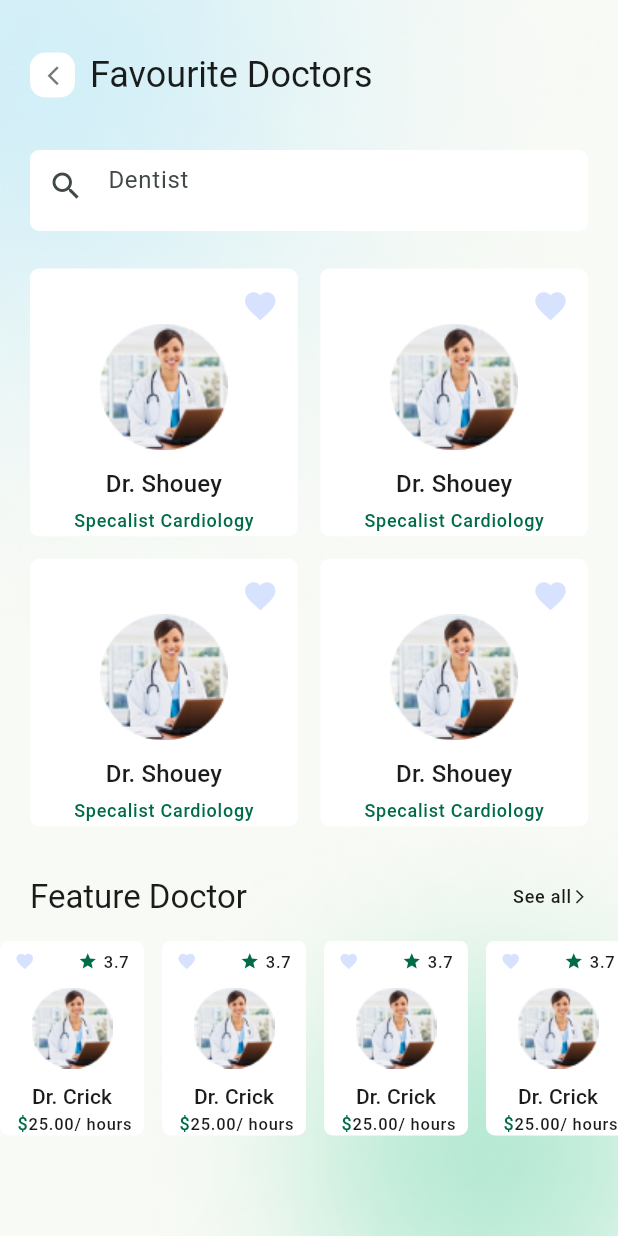
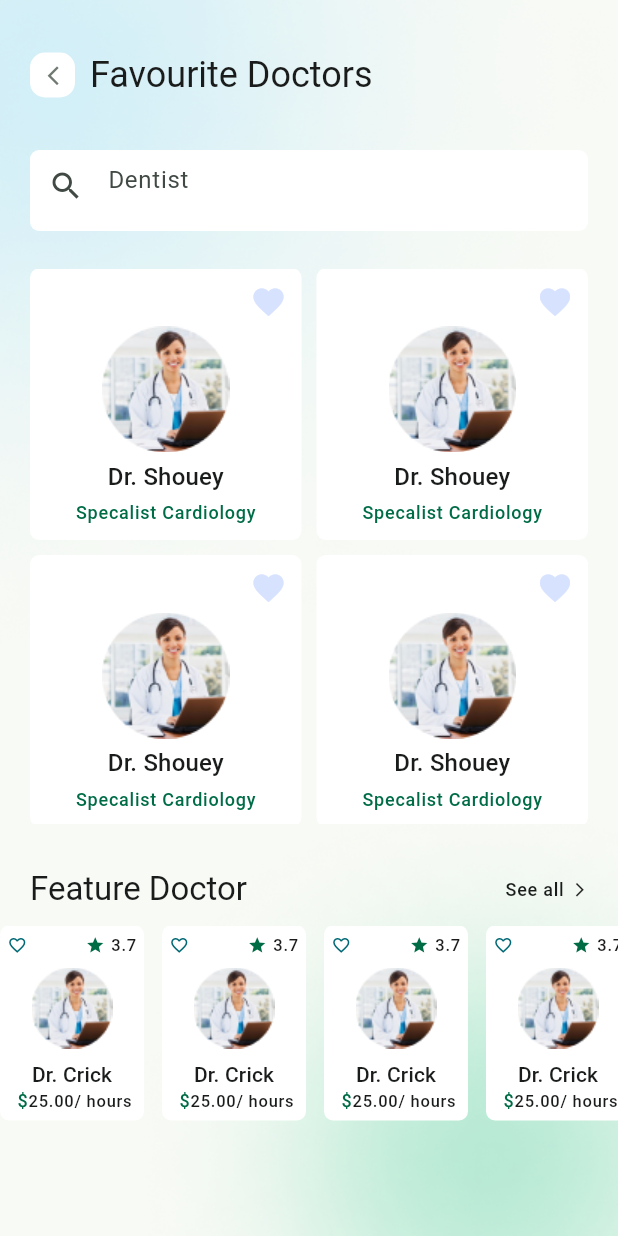
Before and after one commit to majidfathi69/DoctorHunt, a Flutter app: the FavouriteDoctorView screen opened by its route, on a phone screen of 412 x 824 dp. Run offline on Flutter 3.47's test engine with Material 2 defaults, Android fonts, the phone set to English and light mode, and no system bars; our stand-ins replace get.

```diff
--- a/lib/app/modules/favourite_doctor/views/favourite_doctor_view.dart
+++ b/lib/app/modules/favourite_doctor/views/favourite_doctor_view.dart
@@ -2,6 +2,7 @@ import 'package:doctor_hunt/app/widgets/appbar_widget.dart';
 import 'package:flutter/material.dart';
 import 'package:get/get.dart';
 
+import '../../../widgets/headline_widget.dart';
 import '../../../widgets/search_text_field.dart';
 import '../controllers/favourite_doctor_controller.dart';
 
@@ -25,16 +26,16 @@ class FavouriteDoctorView extends GetView<FavouriteDoctorController> {
             ),
             SizedBox(height: 25),
             SizedBox(
-              height: 375,
+              height: 370,
               child: Padding(
                 padding: EdgeInsets.symmetric(horizontal: 20),
-                child: FavouritsDoctors(),
+                child: FavouriteDoctorsWidget(),
               ),
             ),
             SizedBox(height: 30),
             SizedBox(
-              height: 173,
-              child: FeatureDoctors(),
+              height: 168,
+              child: FeatureDoctorsWidget(),
             )
           ],
         ),
@@ -43,8 +44,8 @@ class FavouriteDoctorView extends GetView<FavouriteDoctorController> {
   }
 }
 
-class FeatureDoctors extends StatelessWidget {
-  const FeatureDoctors({
+class FeatureDoctorsWidget extends StatelessWidget {
+  const FeatureDoctorsWidget({
     super.key,
   });
   // TODO: implement build
@@ -54,40 +55,19 @@ class FeatureDoctors extends StatelessWidget {
     return Column(
       mainAxisAlignment: MainAxisAlignment.start,
       children: [
-        Padding(
-          padding: const EdgeInsets.symmetric(horizontal: 20),
-          child: Row(
-            mainAxisAlignment: MainAxisAlignment.spaceBetween,
-            crossAxisAlignment: CrossAxisAlignment.center,
-            children: [
-              Text(
-                'Feature Doctor',
-                style: Theme.of(context).textTheme.titleLarge,
-              ),
-              Row(
-                children: [
-                  Text(
-                    'See all',
-                    style: Theme.of(context).textTheme.labelMedium,
-                  ),
-                  const Icon(
-                    Icons.arrow_forward_ios,
-                    size: 11,
-                  ),
-                ],
-              )
-            ],
-          ),
+        const Padding(
+          padding: EdgeInsets.symmetric(horizontal: 20),
+          child: HeadlineWidget('Feature Doctor'),
         ),
         const SizedBox(
-          height: 15,
+          height: 10,
         ),
         Expanded(
           child: ListView.builder(
             itemCount: 7,
             scrollDirection: Axis.horizontal,
             itemBuilder: (context, index) {
-              return const FeatureDoctor();
+              return const FeatureDoctorWidget();
             },
           ),
         )
@@ -96,8 +76,8 @@ class FeatureDoctors extends StatelessWidget {
   }
 }
 
-class FeatureDoctor extends StatelessWidget {
-  const FeatureDoctor({
+class FeatureDoctorWidget extends StatelessWidget {
+  const FeatureDoctorWidget({
     super.key,
   });
 
@@ -108,6 +88,7 @@ class FeatureDoctor extends StatelessWidget {
       child: Container(
         height: 130,
         width: 96,
+        padding: const EdgeInsets.all(5),
         decoration: BoxDecoration(
           borderRadius: BorderRadius.circular(6),
           color: Theme.of(context).colorScheme.onPrimary,
@@ -116,15 +97,13 @@ class FeatureDoctor extends StatelessWidget {
           mainAxisAlignment: MainAxisAlignment.spaceBetween,
           crossAxisAlignment: CrossAxisAlignment.center,
           children: [
-            Padding(
-              padding: const EdgeInsets.fromLTRB(10, 6, 10, 8),
-              child: Row(
+            Row(
               mainAxisAlignment: MainAxisAlignment.spaceBetween,
               crossAxisAlignment: CrossAxisAlignment.center,
               children: [
                 Icon(
-                    Icons.favorite,
-                    color: Theme.of(context).colorScheme.tertiaryContainer,
+                  Icons.favorite_outline,
+                  color: Theme.of(context).colorScheme.secondary,
                   size: 13,
                 ),
                 Row(
@@ -145,11 +124,7 @@ class FeatureDoctor extends StatelessWidget {
                 ),
               ],
             ),
-            ),
             Image.asset('lib/assets/image/Ellipse 142.png'),
-            const SizedBox(
-              height: 6,
-            ),
             Column(
               mainAxisAlignment: MainAxisAlignment.start,
               crossAxisAlignment: CrossAxisAlignment.center,
@@ -184,22 +159,21 @@ class FeatureDoctor extends StatelessWidget {
   }
 }
 
-class FavouritsDoctors extends StatelessWidget {
-  const FavouritsDoctors({super.key});
+class FavouriteDoctorsWidget extends StatelessWidget {
+  const FavouriteDoctorsWidget({super.key});
 
   @override
   Widget build(BuildContext context) {
-    // TODO: implement build
     return SizedBox(
       child: GridView.count(
         //childAspectRatio: 0.9,
         crossAxisCount: 2,
-        crossAxisSpacing: 15,
-        mainAxisSpacing: 15,
+        crossAxisSpacing: 10,
+        mainAxisSpacing: 10,
         children: List.generate(
           4,
           (index) {
-            return const FavouritsDoctor();
+            return const FavouriteDoctorWidget();
           },
         ),
       ),
@@ -207,8 +181,8 @@ class FavouritsDoctors extends StatelessWidget {
   }
 }
 
-class FavouritsDoctor extends StatelessWidget {
-  const FavouritsDoctor({
+class FavouriteDoctorWidget extends StatelessWidget {
+  const FavouriteDoctorWidget({
     super.key,
   });
 
@@ -217,27 +191,22 @@ class FavouritsDoctor extends StatelessWidget {
     return Container(
       width: 160,
       height: 180,
+      padding: const EdgeInsets.all(10),
       decoration: BoxDecoration(
           color: Theme.of(context).colorScheme.onPrimary,
           borderRadius: BorderRadius.circular(6)),
       child: Column(
-        mainAxisAlignment: MainAxisAlignment.start,
+        mainAxisAlignment: MainAxisAlignment.spaceBetween,
         crossAxisAlignment: CrossAxisAlignment.center,
         children: [
-          Padding(
-            padding: const EdgeInsets.only(right: 13, top: 13),
-            child: Align(
+          Align(
             alignment: Alignment.topRight,
             child: Icon(
               Icons.favorite,
               color: Theme.of(context).colorScheme.tertiaryContainer,
             ),
           ),
-          ),
           Image.asset('lib/assets/image/Ellipse 141.png'),
-          const SizedBox(
-            height: 11,
-          ),
           Column(
             mainAxisAlignment: MainAxisAlignment.start,
             crossAxisAlignment: CrossAxisAlignment.center,
```
Also changed, not shown: 1 other file. Lines whose indentation alone changed are shown as unchanged.
